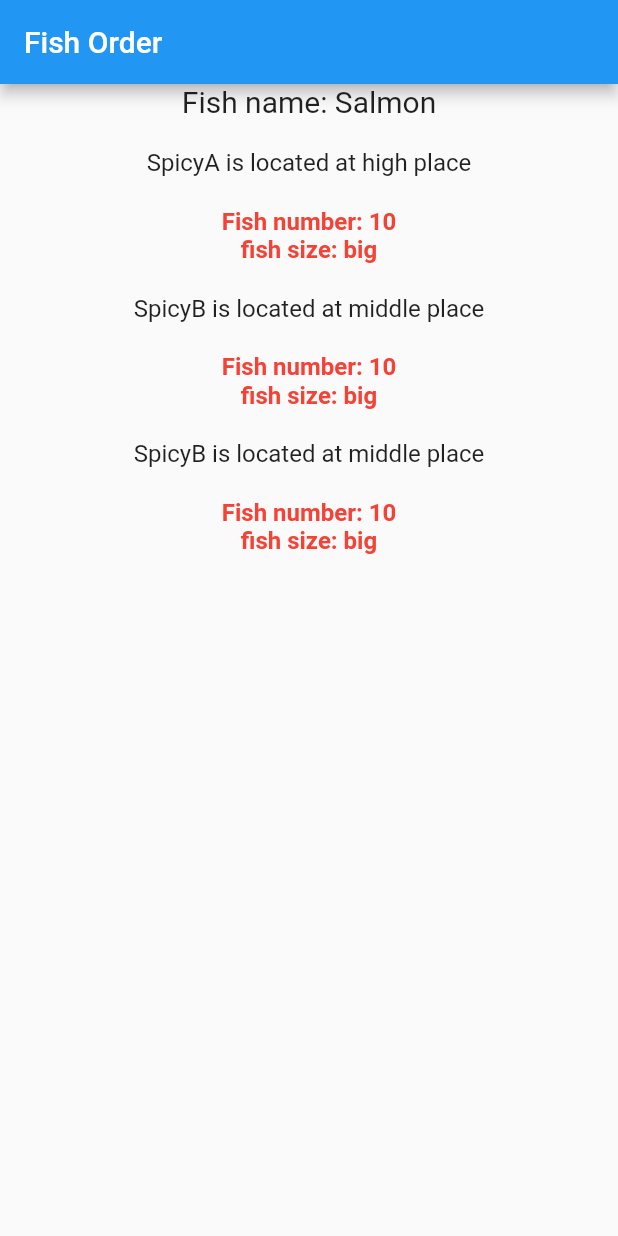
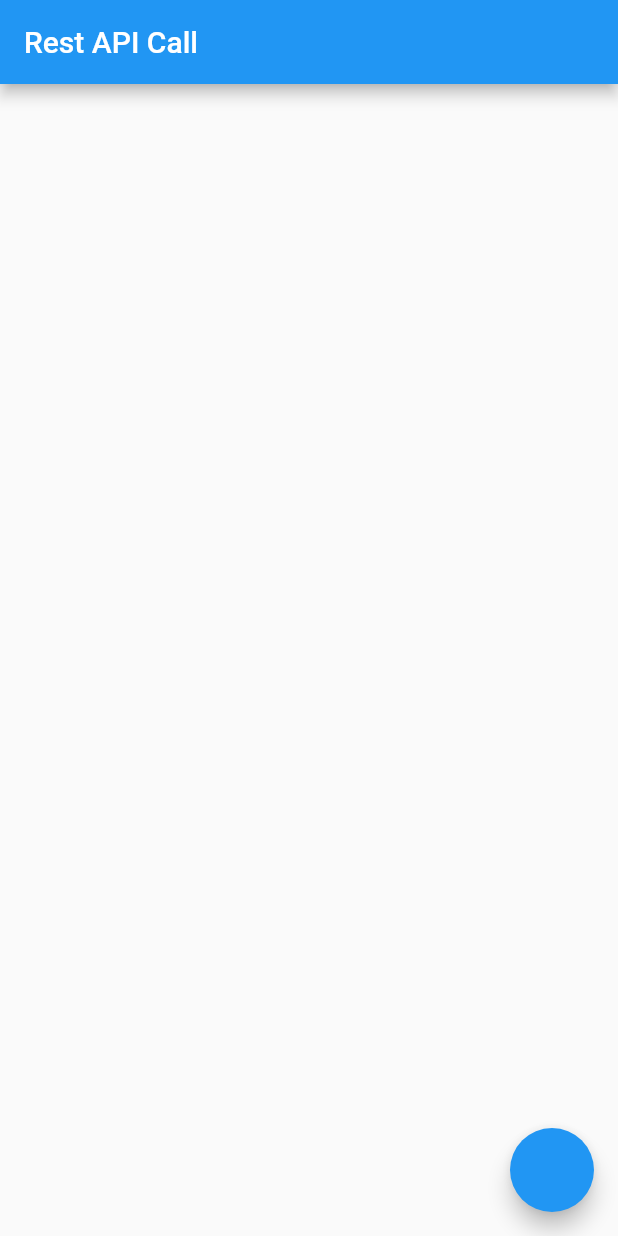
Before and after one commit to philiplee25/Flutter-Learning, a Flutter app: the screen it shows after launch, on a phone screen of 412 x 824 dp. Run offline on Flutter 3.47's test engine with Material 2 defaults, Android fonts, the phone set to English and light mode, and no system bars.

Commit message:
rest API floating button

```diff
--- a/lib/fish_model.dart
+++ /dev/null
@@ -1,9 +0,0 @@
-import 'package:flutter/cupertino.dart';
-
-class FishModel with ChangeNotifier {
-  final String name;
-  final int number;
-  final String size;
-
-  FishModel({required this.name, required this.number, required this.size});
-}
--- a/lib/main.dart
+++ b/lib/main.dart
@@ -1,7 +1,5 @@
 import 'package:flutter/material.dart';
-import 'package:provider/provider.dart';
-
-import 'fish_model.dart';
+import 'package:myapp/screen/home.dart';
 
 void main() {
   runApp(const MyApp());
@@ -12,177 +10,8 @@ class MyApp extends StatelessWidget {
 
   @override
   Widget build(BuildContext context) {
-    return Provider(
-      create: (context) => FishModel(name: 'Salmon', number: 10, size: 'big'),
-      child: MaterialApp(
-        home: FishOrder(),
-      ),
+    return const MaterialApp(
+      home: HomeScreen(),
     );
   }
 }
-
-class FishOrder extends StatelessWidget {
-  const FishOrder({Key? key}) : super(key: key);
-
-  @override
-  Widget build(BuildContext context) {
-    return Scaffold(
-      appBar: AppBar(
-        title: Text('Fish Order'),
-      ),
-      body: Center(
-        child: Column(
-          children: [
-            Text(
-              'Fish name: ${Provider.of<FishModel>(context).name}',
-              style: TextStyle(fontSize: 20),
-            ),
-            SizedBox(
-              height: 20,
-            ),
-            High()
-          ],
-        ),
-      ),
-    );
-  }
-}
-
-class High extends StatelessWidget {
-  const High({Key? key}) : super(key: key);
-
-  @override
-  Widget build(BuildContext context) {
-    return Column(
-      children: [
-        Text(
-          'SpicyA is located at high place',
-          style: TextStyle(
-            fontSize: 16,
-          ),
-        ),
-        SizedBox(
-          height: 20,
-        ),
-        SpicyA()
-      ],
-    );
-  }
-}
-
-class SpicyA extends StatelessWidget {
-  const SpicyA({Key? key}) : super(key: key);
-
-  @override
-  Widget build(BuildContext context) {
-    return Column(
-      children: [
-        Text(
-          'Fish number: ${Provider.of<FishModel>(context).number}',
-          style: TextStyle(
-              fontSize: 16, color: Colors.red, fontWeight: FontWeight.bold),
-        ),
-        Text(
-          'fish size: ${Provider.of<FishModel>(context).size}',
-          style: TextStyle(
-              fontSize: 16, color: Colors.red, fontWeight: FontWeight.bold),
-        ),
-        SizedBox(
-          height: 20,
-        ),
-        Middle(),
-      ],
-    );
-  }
-}
-
-class Middle extends StatelessWidget {
-  const Middle({Key? key}) : super(key: key);
-
-  @override
-  Widget build(BuildContext context) {
-    return Column(
-      children: [
-        Text(
-          'SpicyB is located at middle place',
-          style: TextStyle(fontSize: 16),
-        ),
-        SizedBox(
-          height: 20,
-        ),
-        SpicyB()
-      ],
-    );
-  }
-}
-
-class SpicyB extends StatelessWidget {
-  const SpicyB({Key? key}) : super(key: key);
-
-  @override
-  Widget build(BuildContext context) {
-    return Column(
-      children: [
-        Text(
-          'Fish number: ${Provider.of<FishModel>(context).number}',
-          style: TextStyle(
-              fontSize: 16, color: Colors.red, fontWeight: FontWeight.bold),
-        ),
-        Text(
-          'fish size: ${Provider.of<FishModel>(context).size}',
-          style: TextStyle(
-              fontSize: 16, color: Colors.red, fontWeight: FontWeight.bold),
-        ),
-        SizedBox(
-          height: 20,
-        ),
-        Low(),
-      ],
-    );
-  }
-}
-
-class Low extends StatelessWidget {
-  const Low({Key? key}) : super(key: key);
-
-  @override
-  Widget build(BuildContext context) {
-    return Column(
-      children: [
-        Text(
-          'SpicyB is located at middle place',
-          style: TextStyle(fontSize: 16),
-        ),
-        SizedBox(
-          height: 20,
-        ),
-        SpicyC()
-      ],
-    );
-  }
-}
-
-class SpicyC extends StatelessWidget {
-  const SpicyC({Key? key}) : super(key: key);
-
-  @override
-  Widget build(BuildContext context) {
-    return Column(
-      children: [
-        Text(
-          'Fish number: ${Provider.of<FishModel>(context).number}',
-          style: TextStyle(
-              fontSize: 16, color: Colors.red, fontWeight: FontWeight.bold),
-        ),
-        Text(
-          'fish size: ${Provider.of<FishModel>(context).size}',
-          style: TextStyle(
-              fontSize: 16, color: Colors.red, fontWeight: FontWeight.bold),
-        ),
-        SizedBox(
-          height: 20,
-        ),
-      ],
-    );
-  }
-}
--- /dev/null
+++ b/lib/model/user.dart
@@ -0,0 +1,29 @@
+class User {
+  final String gender;
+  final String email;
+  final String phone;
+  final String cell;
+  final String nat;
+  final UserName name;
+
+  User({
+    required this.gender,
+    required this.email,
+    required this.phone,
+    required this.cell,
+    required this.nat,
+    required this.name,
+  });
+}
+
+class UserName {
+  final String title;
+  final String first;
+  final String last;
+
+  UserName({
+    required this.title,
+    required this.first,
+    required this.last,
+  });
+}
--- /dev/null
+++ b/lib/screen/home.dart
@@ -0,0 +1,80 @@
+import 'dart:convert';
+import 'dart:io';
+import 'package:flutter/material.dart';
+import 'package:http/http.dart' as http;
+import 'package:myapp/model/user.dart';
+
+class HomeScreen extends StatefulWidget {
+  const HomeScreen({Key? key}) : super(key: key);
+
+  @override
+  State<HomeScreen> createState() => _HomeScreenState();
+}
+
+class _HomeScreenState extends State<HomeScreen> {
+  List<User> users = [];
+
+  @override
+  Widget build(BuildContext context) {
+    return Scaffold(
+      appBar: AppBar(
+        title: const Text('Rest API Call'),
+      ),
+      body: ListView.builder(
+        itemCount: users.length,
+        itemBuilder: (context, index) {
+          final user = users[index];
+          // final color = user.gender == 'male' ? Colors.blue : Colors.red;
+          return ListTile(
+            title: Text(user.name.first),
+            subtitle: Text(user.phone),
+            // tileColor: color,
+          );
+        },
+      ),
+      floatingActionButton: FloatingActionButton(
+        onPressed: fetchUsers,
+      ),
+    );
+  }
+
+  void fetchUsers() async {
+    HttpOverrides.global =
+        NoCheckCertificateHttpOverrides(); // 생성된 HttpOverrides 객체 등록
+    print('fetchUsers called');
+    const url = 'https://randomuser.me/api/?results=100';
+    final uri = Uri.parse(url);
+    final response = await http.get(uri);
+    final body = response.body;
+    final json = jsonDecode(body);
+    final results = json['results'] as List<dynamic>;
+    final transformed = results.map((e) {
+      final name = UserName(
+        title: e['name']['title'],
+        first: e['name']['first'],
+        last: e['name']['last'],
+      );
+      return User(
+        cell: e['cell'],
+        email: e['email'],
+        gender: e['gender'],
+        nat: e['nat'],
+        phone: e['phone'],
+        name: name,
+      );
+    }).toList();
+    setState(() {
+      users = transformed;
+    });
+    print('fetchUsers completed');
+  }
+}
+
+class NoCheckCertificateHttpOverrides extends HttpOverrides {
+  @override
+  HttpClient createHttpClient(SecurityContext? context) {
+    return super.createHttpClient(context)
+      ..badCertificateCallback =
+          (X509Certificate cert, String host, int port) => true;
+  }
+}
--- a/pubspec.yaml
+++ b/pubspec.yaml
@@ -37,6 +37,7 @@ dependencies:
   cupertino_icons: ^1.0.2
 
   provider: ^6.0.5
+  http: ^1.0.0
 
 dev_dependencies:
   flutter_test:
```
Also changed, not shown: pubspec.lock, 1 other file.
